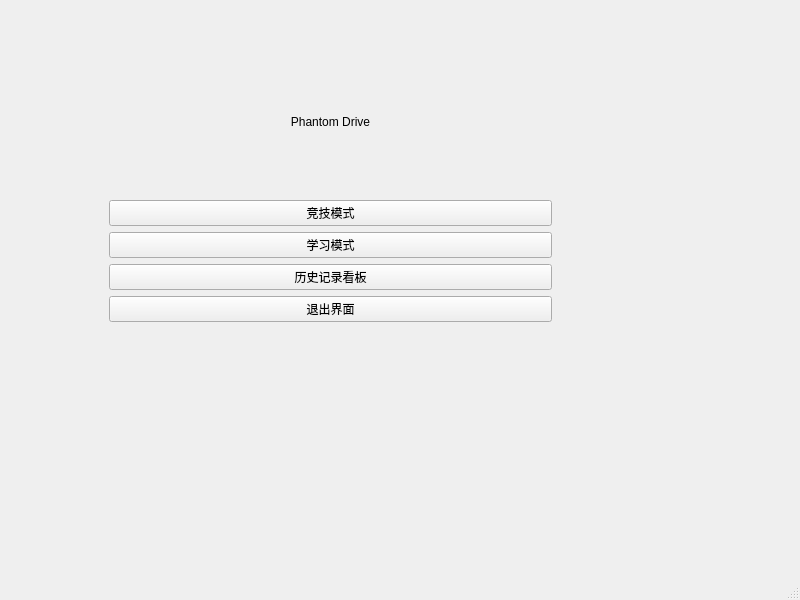
This is assets/mainwindow.ui in Shujin-Li/PhantomDrive- as Qt 5 draws it before an edit. The edited form follows.
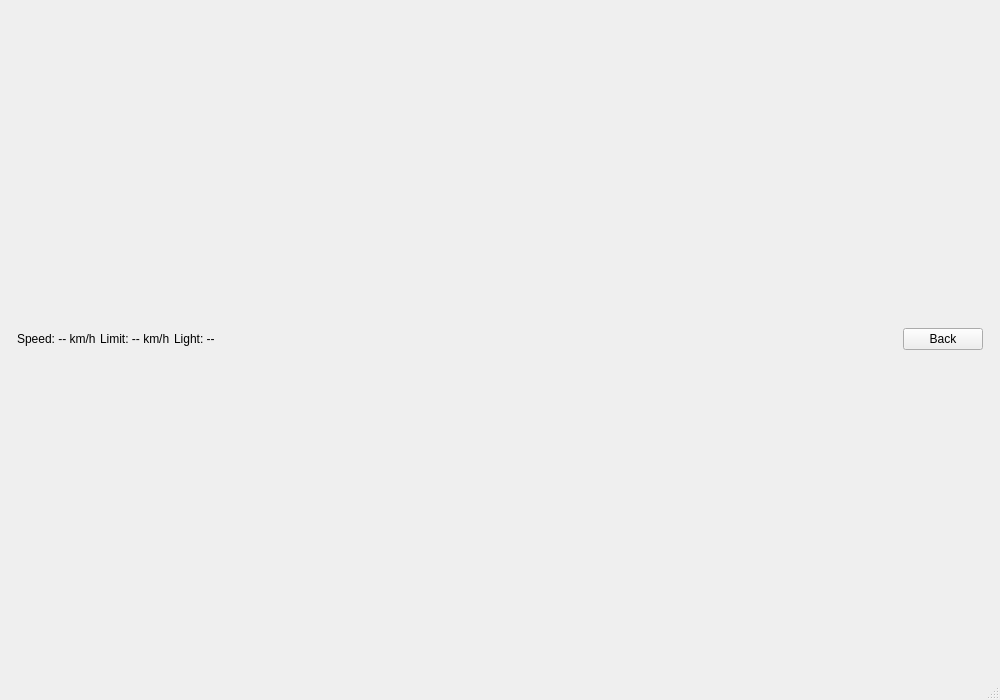
This is the edited form. The open tabs and pages were chosen to show the change.

Patch:
```diff
--- a/assets/mainwindow.ui
+++ b/assets/mainwindow.ui
@@ -6,23 +6,17 @@
    <rect>
     <x>0</x>
     <y>0</y>
-    <width>800</width>
-    <height>600</height>
+    <width>1000</width>
+    <height>700</height>
    </rect>
   </property>
   <property name="windowTitle">
    <string>MainWindow</string>
   </property>
   <widget class="QWidget" name="centralwidget">
+   <layout class="QVBoxLayout" name="rootLayout">
+    <item>
    <widget class="QStackedWidget" name="stackedWidget">
-    <property name="geometry">
-     <rect>
-      <x>100</x>
-      <y>40</y>
-      <width>461</width>
-      <height>291</height>
-     </rect>
-    </property>
     <property name="currentIndex">
      <number>0</number>
     </property>
@@ -31,7 +25,7 @@
       <item row="0" column="0">
        <widget class="QLabel" name="label">
         <property name="text">
-         <string>Phantom Drive</string>
+           <string>PhantomDrive</string>
         </property>
         <property name="alignment">
          <set>Qt::AlignmentFlag::AlignCenter</set>
@@ -43,28 +37,28 @@
         <item>
          <widget class="QPushButton" name="btn_Arcade">
           <property name="text">
-           <string>竞技模式</string>
+             <string>Arcade Mode</string>
           </property>
          </widget>
         </item>
         <item>
          <widget class="QPushButton" name="btn_Learn">
           <property name="text">
-           <string>学习模式</string>
+             <string>Learning Mode</string>
           </property>
          </widget>
         </item>
         <item>
          <widget class="QPushButton" name="btn_History">
           <property name="text">
-           <string>历史记录看板</string>
+             <string>Driving Report</string>
           </property>
          </widget>
         </item>
         <item>
          <widget class="QPushButton" name="btn_Exit">
           <property name="text">
-           <string>退出界面</string>
+             <string>Exit</string>
           </property>
          </widget>
         </item>
@@ -72,61 +66,73 @@
       </item>
      </layout>
     </widget>
-    <widget class="QWidget" name="page_2">
-     <widget class="QLabel" name="label_">
-      <property name="geometry">
-       <rect>
-        <x>308</x>
-        <y>6</y>
-        <width>131</width>
-        <height>16</height>
-       </rect>
-      </property>
-      <property name="text">
-       <string>红绿灯：</string>
-      </property>
-     </widget>
-     <widget class="QLabel" name="label_Limit">
-      <property name="geometry">
-       <rect>
-        <x>157</x>
-        <y>6</y>
-        <width>141</width>
-        <height>16</height>
-       </rect>
-      </property>
-      <property name="text">
-       <string>限速：</string>
-      </property>
-     </widget>
+      <widget class="QWidget" name="pageGame">
+       <layout class="QVBoxLayout" name="gamePageLayout">
+        <property name="spacing">
+         <number>4</number>
+        </property>
+        <property name="leftMargin">
+         <number>8</number>
+        </property>
+        <property name="topMargin">
+         <number>8</number>
+        </property>
+        <property name="rightMargin">
+         <number>8</number>
+        </property>
+        <property name="bottomMargin">
+         <number>8</number>
+        </property>
+        <item>
+         <layout class="QHBoxLayout" name="hudLayout">
+          <item>
      <widget class="QLabel" name="label_Speed">
-      <property name="geometry">
-       <rect>
-        <x>6</x>
-        <y>6</y>
-        <width>141</width>
-        <height>16</height>
-       </rect>
-      </property>
+            <property name="text">
+             <string>Speed: -- km/h</string>
+            </property>
+           </widget>
+          </item>
+          <item>
+           <widget class="QLabel" name="label_Limit">
       <property name="text">
-       <string>车速：</string>
-      </property>
-     </widget>
+             <string>Limit: -- km/h</string>
+            </property>
+           </widget>
+          </item>
+          <item>
+           <widget class="QLabel" name="label_">
+            <property name="text">
+             <string>Light: --</string>
+            </property>
+           </widget>
+          </item>
+          <item>
+           <spacer name="horizontalSpacer">
+            <property name="orientation">
+             <enum>Qt::Orientation::Horizontal</enum>
+            </property>
+            <property name="sizeHint" stdset="0">
+             <size>
+              <width>40</width>
+              <height>20</height>
+             </size>
+            </property>
+           </spacer>
+          </item>
+          <item>
      <widget class="QPushButton" name="btn_Back">
-      <property name="geometry">
-       <rect>
-        <x>350</x>
-        <y>230</y>
-        <width>101</width>
-        <height>51</height>
-       </rect>
-      </property>
       <property name="text">
-       <string>返回主菜单</string>
-      </property>
-     </widget>
-    </widget>
-   </widget>
+             <string>Back</string>
+            </property>
+           </widget>
+          </item>
+         </layout>
+        </item>
+       </layout>
+      </widget>
+     </widget>
+    </item>
+   </layout>
   </widget>
   <widget class="QMenuBar" name="menubar">
    <property name="geometry">
```
Left out of the diff: 17 changed lines with no effect on the pictures. Lines whose indentation alone changed are shown as unchanged.
